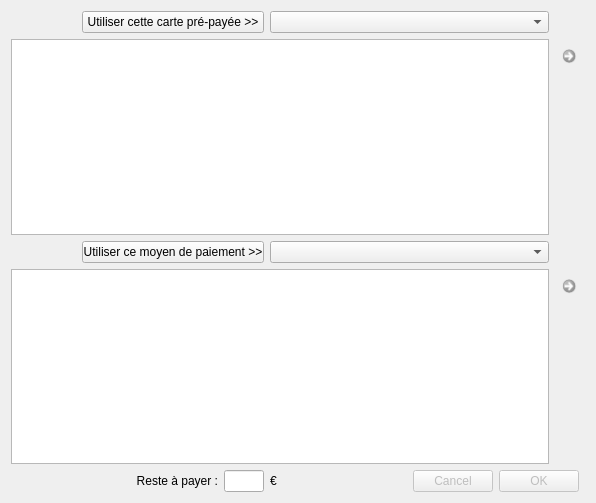
First picture: the form in f_paiement.ui, repository nivhg/ludopen, before the edit.
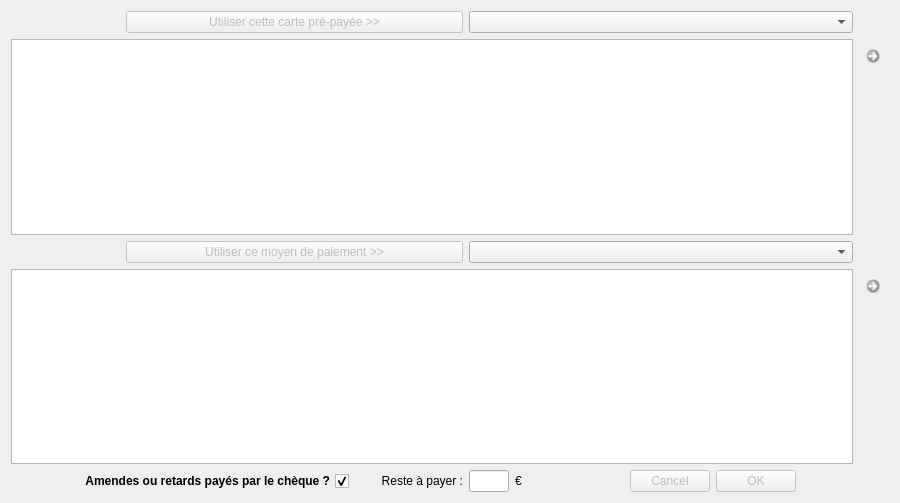
Second picture: the form after the edit. Icons and pictures are not drawn.

Patch:
```diff
--- a/f_paiement.ui
+++ b/f_paiement.ui
@@ -6,7 +6,7 @@
    <rect>
     <x>0</x>
     <y>0</y>
-    <width>596</width>
+    <width>900</width>
     <height>503</height>
    </rect>
   </property>
@@ -18,13 +18,13 @@
   </property>
   <property name="minimumSize">
    <size>
-    <width>596</width>
+    <width>900</width>
     <height>503</height>
    </size>
   </property>
   <property name="maximumSize">
    <size>
-    <width>596</width>
+    <width>900</width>
     <height>503</height>
    </size>
   </property>
@@ -38,22 +38,6 @@
   <layout class="QVBoxLayout" name="verticalLayout">
    <item>
     <layout class="QGridLayout" name="gridLayout">
-     <item row="5" column="3">
-      <widget class="QLineEdit" name="LE_ResteAPayer">
-       <property name="maximumSize">
-        <size>
-         <width>40</width>
-         <height>16777215</height>
-        </size>
-       </property>
-       <property name="text">
-        <string/>
-       </property>
-       <property name="readOnly">
-        <bool>true</bool>
-       </property>
-      </widget>
-     </item>
      <item row="4" column="8" alignment="Qt::AlignTop">
       <widget class="QCommandLinkButton" name="Bt_SupprimerAutrePaiement">
        <property name="enabled">
@@ -112,13 +96,6 @@
        </property>
       </widget>
      </item>
-     <item row="5" column="4">
-      <widget class="QLabel" name="Lb_Euro">
-       <property name="text">
-        <string>€</string>
-       </property>
-      </widget>
-     </item>
      <item row="0" column="4" colspan="4">
       <widget class="QComboBox" name="CBx_Cartes"/>
      </item>
@@ -127,6 +104,9 @@
      </item>
      <item row="0" column="1" colspan="3">
       <widget class="QPushButton" name="Bt_AjouterCartePaiement">
+       <property name="enabled">
+        <bool>false</bool>
+       </property>
        <property name="sizePolicy">
         <sizepolicy hsizetype="MinimumExpanding" vsizetype="Fixed">
          <horstretch>0</horstretch>
@@ -144,7 +124,7 @@
      <item row="3" column="1" colspan="3">
       <widget class="QPushButton" name="Bt_AjouterAutrePaiement">
        <property name="enabled">
-        <bool>true</bool>
+        <bool>false</bool>
        </property>
        <property name="sizePolicy">
         <sizepolicy hsizetype="Ignored" vsizetype="Fixed">
@@ -217,7 +197,30 @@
        </property>
       </widget>
      </item>
-     <item row="5" column="0" colspan="3">
+     <item row="5" column="5">
+      <widget class="QLabel" name="Lb_Euro">
+       <property name="text">
+        <string>€</string>
+       </property>
+      </widget>
+     </item>
+     <item row="5" column="4">
+      <widget class="QLineEdit" name="LE_ResteAPayer">
+       <property name="maximumSize">
+        <size>
+         <width>40</width>
+         <height>16777215</height>
+        </size>
+       </property>
+       <property name="text">
+        <string/>
+       </property>
+       <property name="readOnly">
+        <bool>true</bool>
+       </property>
+      </widget>
+     </item>
+     <item row="5" column="3">
       <widget class="QLabel" name="Lb_RestAPayer">
        <property name="text">
         <string>Reste à payer :</string>
@@ -227,6 +230,25 @@
        </property>
       </widget>
      </item>
+     <item row="5" column="0" colspan="3">
+      <widget class="QCheckBox" name="Cbx_AmendesRetards">
+       <property name="font">
+        <font>
+         <weight>75</weight>
+         <bold>true</bold>
+        </font>
+       </property>
+       <property name="layoutDirection">
+        <enum>Qt::RightToLeft</enum>
+       </property>
+       <property name="text">
+        <string>Amendes ou retards payés par le chèque ?</string>
+       </property>
+       <property name="checked">
+        <bool>true</bool>
+       </property>
+      </widget>
+     </item>
     </layout>
    </item>
   </layout>
```
